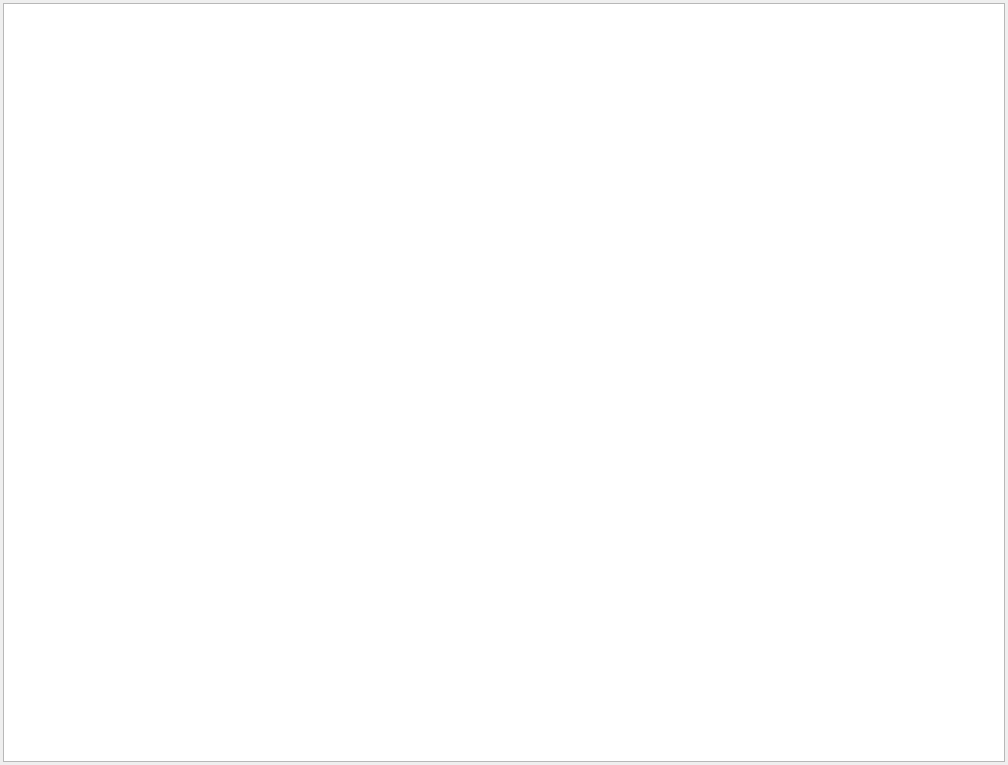
Old version of the form widgets/TagMode/TagModeWidget.ui in the repository SeptemberHX/TodoManager.
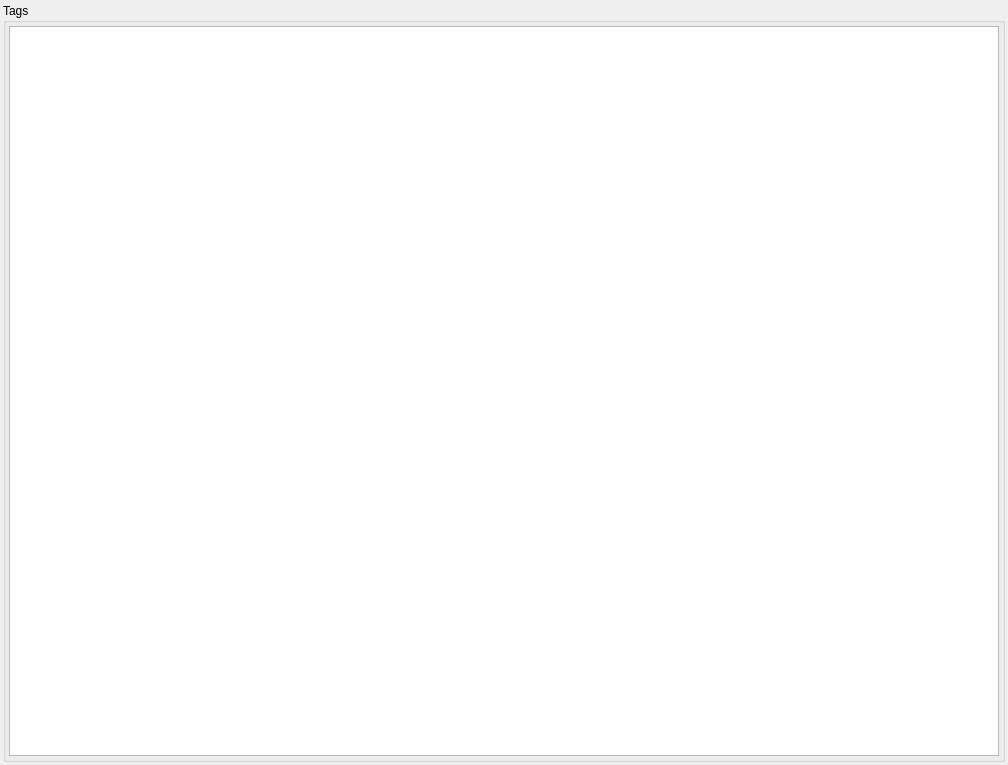
New version of the form.

Commit message: Add: SelectItemDetailsByItemTag operationAdd: TagModeWidget's list view

What changed in the file:
```diff
--- a/widgets/TagMode/TagModeWidget.ui
+++ b/widgets/TagMode/TagModeWidget.ui
@@ -30,6 +30,27 @@
     <number>3</number>
    </property>
    <item>
+    <widget class="QGroupBox" name="groupBox">
+     <property name="title">
+      <string>Tags</string>
+     </property>
+     <layout class="QVBoxLayout" name="verticalLayout">
+      <property name="spacing">
+       <number>3</number>
+      </property>
+      <property name="leftMargin">
+       <number>3</number>
+      </property>
+      <property name="topMargin">
+       <number>3</number>
+      </property>
+      <property name="rightMargin">
+       <number>3</number>
+      </property>
+      <property name="bottomMargin">
+       <number>3</number>
+      </property>
+      <item>
     <widget class="QListView" name="listView">
      <property name="sizePolicy">
       <sizepolicy hsizetype="Minimum" vsizetype="Expanding">
@@ -43,6 +64,9 @@
        <height>0</height>
       </size>
      </property>
+       </widget>
+      </item>
+     </layout>
     </widget>
    </item>
   </layout>
```
Lines whose indentation alone changed are shown as unchanged. The commit also changes 8 other files.
